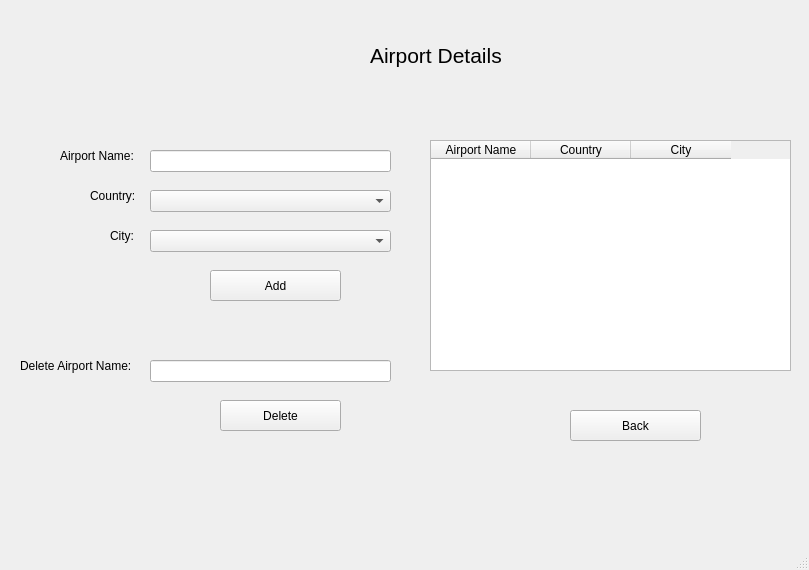
Muneeba-Badar/DB-Final-Project, file airport.ui: the form before one commit.
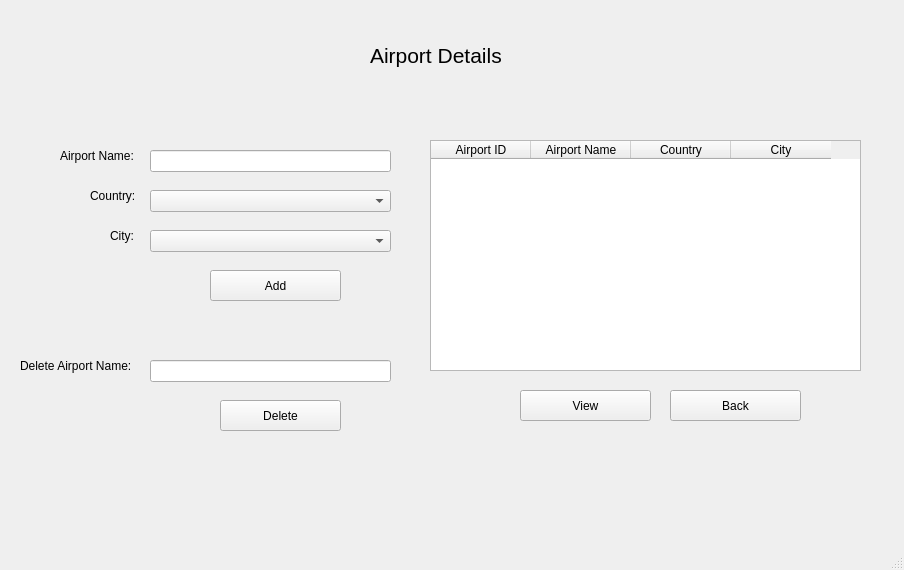
The form after the commit.

Diff of the .ui file:
```diff
--- a/airport.ui
+++ b/airport.ui
@@ -6,7 +6,7 @@
    <rect>
     <x>0</x>
     <y>0</y>
-    <width>809</width>
+    <width>904</width>
     <height>570</height>
    </rect>
   </property>
@@ -137,8 +137,8 @@
    <widget class="QPushButton" name="airportBack">
     <property name="geometry">
      <rect>
-      <x>570</x>
-      <y>410</y>
+      <x>670</x>
+      <y>390</y>
       <width>131</width>
       <height>31</height>
      </rect>
@@ -190,10 +190,15 @@
      <rect>
       <x>430</x>
       <y>140</y>
-      <width>361</width>
+      <width>431</width>
       <height>231</height>
      </rect>
     </property>
+    <column>
+     <property name="text">
+      <string>Airport ID</string>
+     </property>
+    </column>
     <column>
      <property name="text">
       <string>Airport Name</string>
@@ -246,6 +251,24 @@
      <string>Delete Airport Name:</string>
     </property>
    </widget>
+   <widget class="QPushButton" name="airportView">
+    <property name="geometry">
+     <rect>
+      <x>520</x>
+      <y>390</y>
+      <width>131</width>
+      <height>31</height>
+     </rect>
+    </property>
+    <property name="font">
+     <font>
+      <pointsize>9</pointsize>
+     </font>
+    </property>
+    <property name="text">
+     <string>View</string>
+    </property>
+   </widget>
   </widget>
   <widget class="QMenuBar" name="menubar">
    <property name="geometry">
```
Left out of the diff: 12 changed lines with no effect on the pictures.
